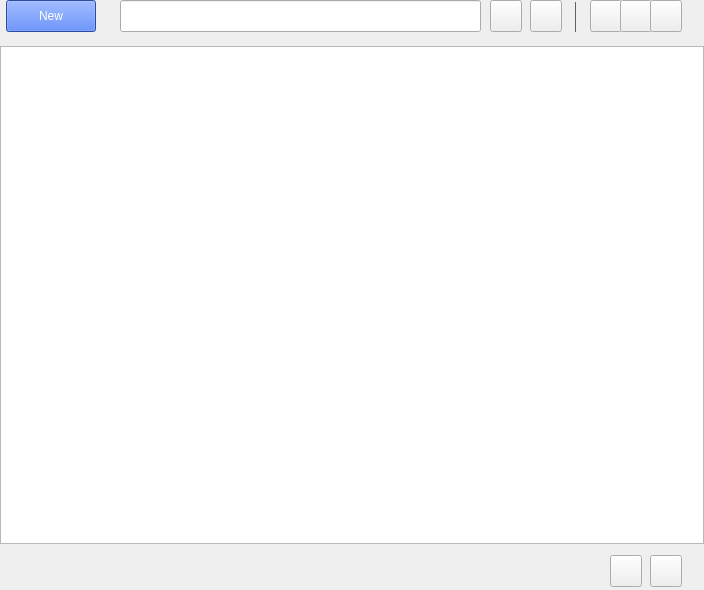
Qt form widget.ui (Franklin-Qi/kylinNote) before a commit.
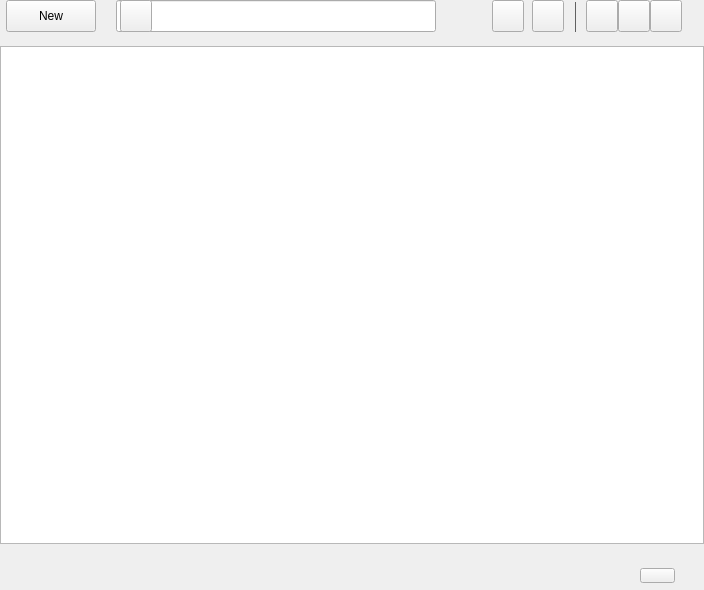
The same form after that commit. Icons and pictures are not drawn.

Diff of the .ui file:
```diff
--- a/widget.ui
+++ b/widget.ui
@@ -10,6 +10,18 @@
     <height>590</height>
    </rect>
   </property>
+  <property name="minimumSize">
+   <size>
+    <width>704</width>
+    <height>590</height>
+   </size>
+  </property>
+  <property name="maximumSize">
+   <size>
+    <width>704</width>
+    <height>590</height>
+   </size>
+  </property>
   <property name="windowTitle">
    <string>Widget</string>
   </property>
@@ -62,8 +74,7 @@
         <enum>Qt::TabFocus</enum>
        </property>
        <property name="styleSheet">
-        <string notr="true">background:rgba(61,107,229,1);
-color: rgb(255, 255, 255);</string>
+        <string notr="true"/>
        </property>
        <property name="text">
         <string>New</string>
@@ -82,9 +93,9 @@
       <widget class="QLineEdit" name="SearchLine">
        <property name="geometry">
         <rect>
-         <x>120</x>
+         <x>116</x>
          <y>0</y>
-         <width>361</width>
+         <width>320</width>
          <height>32</height>
         </rect>
        </property>
@@ -101,7 +112,7 @@
       <widget class="QPushButton" name="trashButton">
        <property name="geometry">
         <rect>
-         <x>490</x>
+         <x>492</x>
          <y>0</y>
          <width>32</width>
          <height>32</height>
@@ -145,7 +156,7 @@
       <widget class="QPushButton" name="viewChangeButton">
        <property name="geometry">
         <rect>
-         <x>530</x>
+         <x>532</x>
          <y>0</y>
          <width>32</width>
          <height>32</height>
@@ -173,7 +184,7 @@
       <widget class="QPushButton" name="set_btn">
        <property name="geometry">
         <rect>
-         <x>590</x>
+         <x>586</x>
          <y>0</y>
          <width>32</width>
          <height>32</height>
@@ -211,7 +222,7 @@
       <widget class="QPushButton" name="pushButton_Mini">
        <property name="geometry">
         <rect>
-         <x>620</x>
+         <x>618</x>
          <y>0</y>
          <width>32</width>
          <height>32</height>
@@ -283,6 +294,31 @@
         <enum>QFrame::Raised</enum>
        </property>
       </widget>
+      <widget class="QPushButton" name="searchBtn">
+       <property name="geometry">
+        <rect>
+         <x>120</x>
+         <y>0</y>
+         <width>32</width>
+         <height>32</height>
+        </rect>
+       </property>
+       <property name="minimumSize">
+        <size>
+         <width>32</width>
+         <height>32</height>
+        </size>
+       </property>
+       <property name="maximumSize">
+        <size>
+         <width>32</width>
+         <height>32</height>
+        </size>
+       </property>
+       <property name="text">
+        <string/>
+       </property>
+      </widget>
      </widget>
     </item>
     <item>
@@ -339,50 +375,22 @@
       <widget class="QPushButton" name="sort_btn">
        <property name="geometry">
         <rect>
-         <x>610</x>
-         <y>5</y>
-         <width>32</width>
-         <height>32</height>
+         <x>640</x>
+         <y>18</y>
+         <width>35</width>
+         <height>15</height>
         </rect>
        </property>
        <property name="minimumSize">
         <size>
-         <width>32</width>
-         <height>32</height>
+         <width>35</width>
+         <height>15</height>
         </size>
        </property>
        <property name="maximumSize">
         <size>
-         <width>32</width>
-         <height>32</height>
-        </size>
-       </property>
-       <property name="styleSheet">
-        <string notr="true"/>
-       </property>
-       <property name="text">
-        <string/>
-       </property>
-      </widget>
-      <widget class="QPushButton" name="sort_2_btn">
-       <property name="geometry">
-        <rect>
-         <x>650</x>
-         <y>5</y>
-         <width>32</width>
-         <height>32</height>
-        </rect>
-       </property>
-       <property name="minimumSize">
-        <size>
-         <width>32</width>
-         <height>32</height>
-        </size>
-       </property>
-       <property name="maximumSize">
-        <size>
-         <width>32</width>
-         <height>32</height>
+         <width>35</width>
+         <height>15</height>
         </size>
        </property>
        <property name="styleSheet">
```
Left out of the diff: 6 changed lines with no effect on the pictures.
